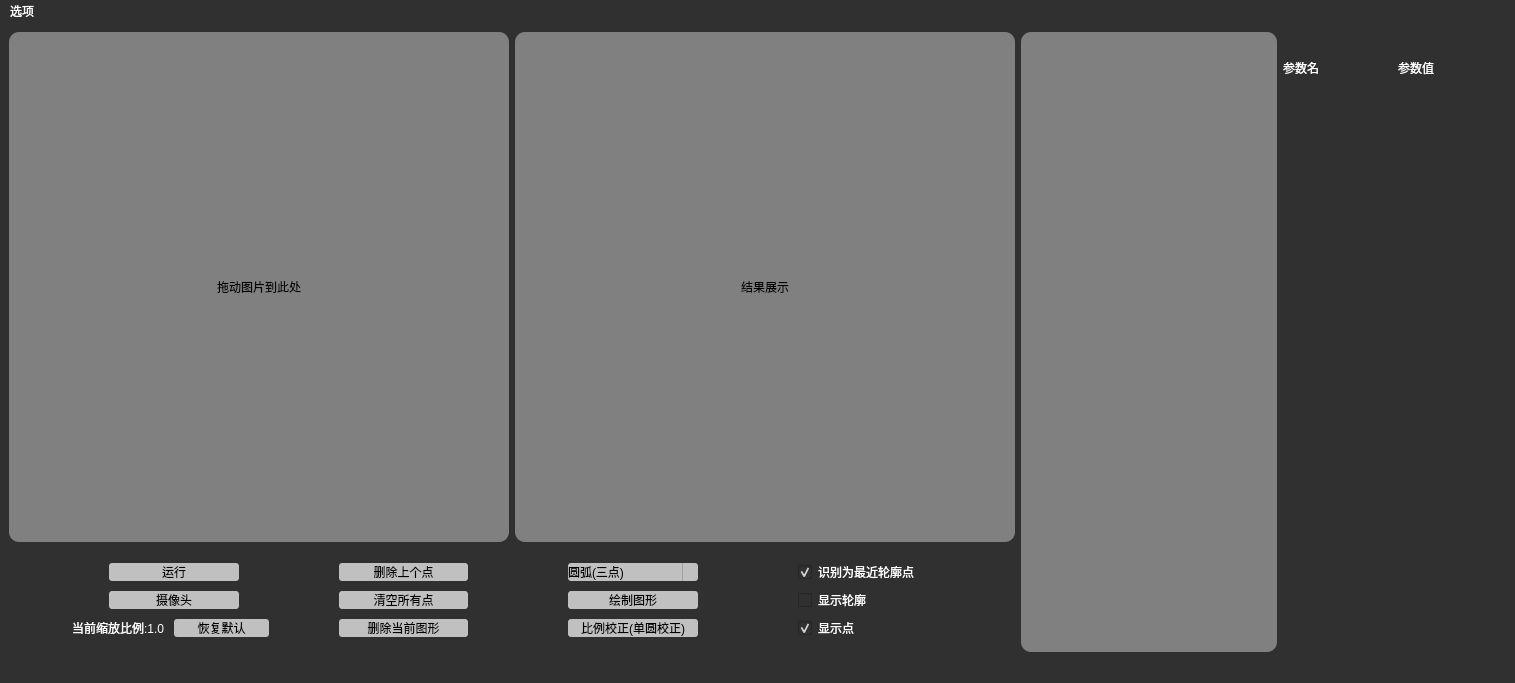
First picture: the form in mainwindow.ui, repository Xen39/GraduationDesign, before the edit.
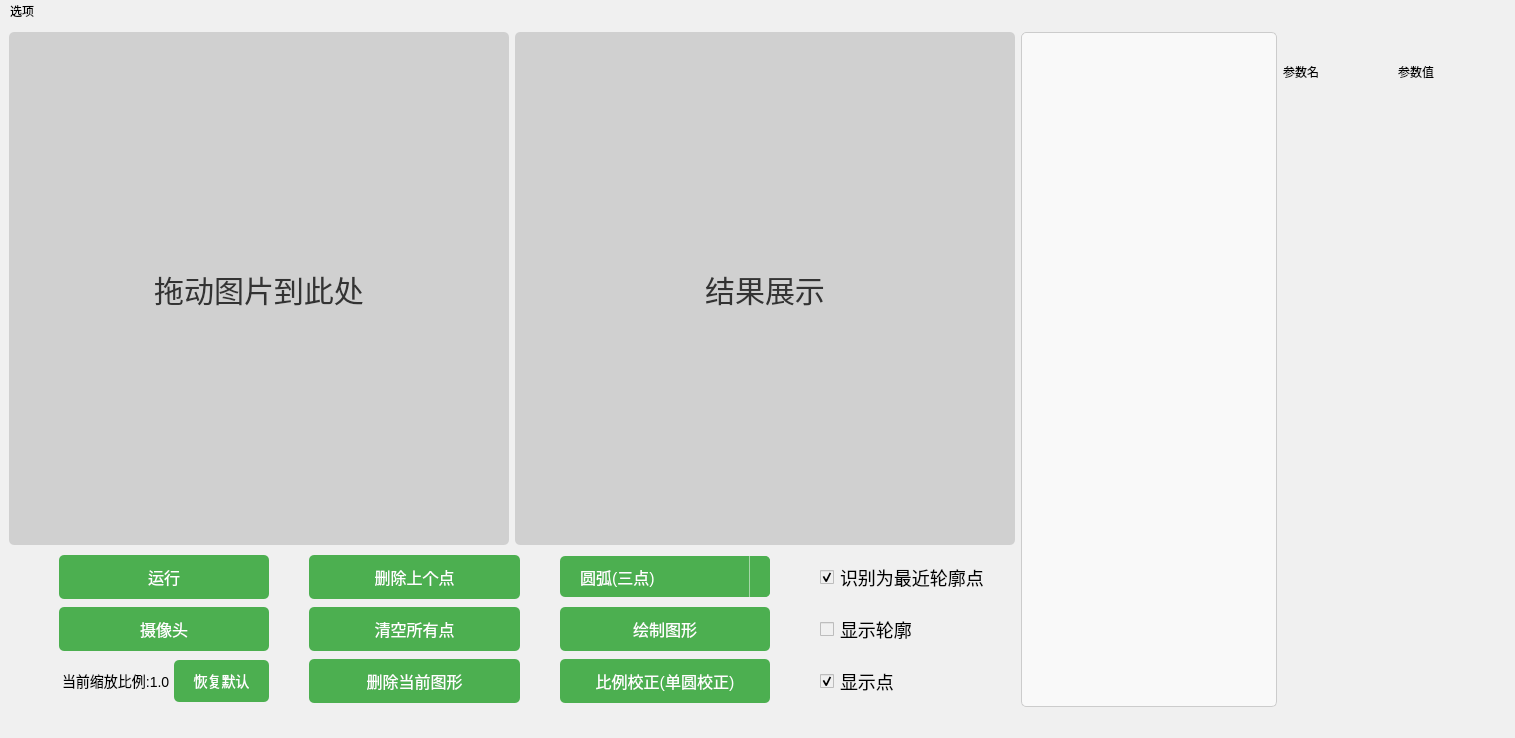
Second picture: the form after the edit. Custom widgets are drawn as their Qt base class.

```diff
--- a/mainwindow.ui
+++ b/mainwindow.ui
@@ -7,14 +7,14 @@
     <x>0</x>
     <y>0</y>
     <width>1515</width>
-    <height>680</height>
+    <height>738</height>
    </rect>
   </property>
   <property name="windowTitle">
    <string>MainWindow</string>
   </property>
   <property name="styleSheet">
-   <string notr="true">background-color: #303030; color: white;</string>
+   <string notr="true">background: #F0F0F0;</string>
   </property>
   <widget class="QWidget" name="centralwidget">
    <property name="autoFillBackground">
@@ -46,7 +46,13 @@
            </size>
           </property>
           <property name="styleSheet">
-           <string notr="true">background-color: #808080; color:black; border-radius: 10px;</string>
+           <string notr="true">QLabel {
+    font-size: 30px;
+    color: #333;
+	border: solid 1px;
+	border-radius: 5px;
+    background-color: #D0D0D0;
+}</string>
           </property>
           <property name="text">
            <string>拖动图片到此处</string>
@@ -71,7 +77,13 @@
            </size>
           </property>
           <property name="styleSheet">
-           <string notr="true">background-color: #808080; color:black; color:black; border-radius: 10px;</string>
+           <string notr="true">QLabel {
+    font-size: 30px;
+    color: #333;
+	border: solid 1px;
+	border-radius: 5px;
+    background-color: #D0D0D0;
+}</string>
           </property>
           <property name="text">
            <string>结果展示</string>
@@ -89,16 +101,16 @@
          <enum>QLayout::SetDefaultConstraint</enum>
         </property>
         <property name="leftMargin">
-         <number>50</number>
+         <number>30</number>
         </property>
         <property name="topMargin">
-         <number>10</number>
+         <number>0</number>
         </property>
         <property name="rightMargin">
-         <number>50</number>
+         <number>30</number>
         </property>
         <property name="bottomMargin">
-         <number>10</number>
+         <number>0</number>
         </property>
         <property name="spacing">
          <number>0</number>
@@ -106,7 +118,23 @@
         <item row="1" column="1">
          <widget class="QPushButton" name="removeAllPointsButton">
           <property name="styleSheet">
-           <string notr="true">background-color: #c0c0c0; color: black; margin: 5px 50px; height: 18px; border-radius: 3px;</string>
+           <string notr="true">QPushButton {
+    background-color: #4CAF50;
+    color: white;
+    border: none;
+    padding: 10px 20px;
+    text-align: center;
+    text-decoration: none;
+    display: inline-block;
+    font-size: 16px;
+    margin: 4px 20px;
+    cursor: pointer;
+    border-radius: 5px;
+}
+
+QPushButton:hover {
+    background-color: #45a049;
+}</string>
           </property>
           <property name="text">
            <string>清空所有点</string>
@@ -116,9 +144,56 @@
         <item row="0" column="2">
          <widget class="QComboBox" name="shapeComboBox">
           <property name="styleSheet">
-           <string notr="true">QComboBox { background-color: #c0c0c0; color: black; margin: 5px 50px; height: 18px; border-radius: 3px; }
-QComboBox::drop-down { subcontrol-origin: padding; subcontrol-position: right center; border-left-width: 1px; border-left-color: #a0a0a0; border-left-style: solid; }
-QComboBox::down-arrow { width: 15px; height: 15px; }</string>
+           <string notr="true">QComboBox {
+    background-color: #4CAF50;
+    color: white; /* 文字颜色为白色 */
+    border: none; /* 无边框 */
+    font-size: 16px; /* 字体大小和按钮一致 */
+    border-radius: 5px; /* 圆角和按钮一致 */
+    min-width: 100px; /* 设置最小宽度 */
+    padding: 10px 20px;
+	margin: 4px 20px;
+}
+
+QComboBox::drop-down {
+    subcontrol-origin: padding;
+    subcontrol-position: top right;
+    width: 20px;
+    border-left-width: 1px;
+    border-left-color: rgba(255, 255, 255, 0.5); /* 分割线颜色为半透明白色 */
+    border-left-style: solid;
+    border-top-right-radius: 5px;
+    border-bottom-right-radius: 5px;
+    background-color: #4CAF50;
+}
+
+QComboBox::down-arrow {
+    width: 12px;
+    height: 12px;
+}
+
+QComboBox::down-arrow:on {
+    top: 1px;
+    left: 1px;
+}
+
+QComboBox QAbstractItemView {
+    border: none; /* 无边框 */
+    border-radius: 5px; /* 圆角 */
+    background-color: #4CAF50;
+    selection-background-color: #45a049; /* 选中项背景色，和按钮悬停色保持一致 */
+    color: white; /* 选中项文字颜色 */
+    outline: 0; /* 去掉选中项的虚线框 */
+    width: 30px;
+}
+
+QComboBox:hover {
+    background-color: #45a049; /* 鼠标悬停时背景色，和按钮悬停色保持一致 */
+}
+
+QComboBox:pressed {
+    background-color: #3e8e41; /* 鼠标按下时背景色 */
+}</string>
           </property>
           <item>
            <property name="text">
@@ -170,7 +245,23 @@
         <item row="1" column="0">
          <widget class="QPushButton" name="cameraButton">
           <property name="styleSheet">
-           <string notr="true">background-color: #c0c0c0; color: black; margin: 5px 50px; height: 18px; border-radius: 3px;</string>
+           <string notr="true">QPushButton {
+    background-color: #4CAF50;
+    color: white;
+    border: none;
+    padding: 10px 20px;
+    text-align: center;
+    text-decoration: none;
+    display: inline-block;
+    font-size: 16px;
+    margin: 4px 20px;
+    cursor: pointer;
+    border-radius: 5px;
+}
+
+QPushButton:hover {
+    background-color: #45a049;
+}</string>
           </property>
           <property name="text">
            <string>摄像头</string>
@@ -180,7 +271,10 @@
         <item row="1" column="3">
          <widget class="QCheckBox" name="showContourCheckBox">
           <property name="styleSheet">
-           <string notr="true">margin: 5px 50px; height: 18px;</string>
+           <string notr="true">margin: 5px 0px 5px 30px;
+font-size: 18px;
+color: black;
+</string>
           </property>
           <property name="text">
            <string>显示轮廓</string>
@@ -190,7 +284,23 @@
         <item row="2" column="1">
          <widget class="QPushButton" name="removeCurrentShapeButton">
           <property name="styleSheet">
-           <string notr="true">background-color: #c0c0c0; color: black; margin: 5px 50px; height: 18px; border-radius: 3px;</string>
+           <string notr="true">QPushButton {
+    background-color: #4CAF50;
+    color: white;
+    border: none;
+    padding: 10px 20px;
+    text-align: center;
+    text-decoration: none;
+    display: inline-block;
+    font-size: 16px;
+    margin: 4px 20px;
+    cursor: pointer;
+    border-radius: 5px;
+}
+
+QPushButton:hover {
+    background-color: #45a049;
+}</string>
           </property>
           <property name="text">
            <string>删除当前图形</string>
@@ -200,7 +310,23 @@
         <item row="1" column="2">
          <widget class="QPushButton" name="drawButton">
           <property name="styleSheet">
-           <string notr="true">background-color: #c0c0c0; color: black; margin: 5px 50px; height: 18px; border-radius: 3px;</string>
+           <string notr="true">QPushButton {
+    background-color: #4CAF50;
+    color: white;
+    border: none;
+    padding: 10px 20px;
+    text-align: center;
+    text-decoration: none;
+    display: inline-block;
+    font-size: 16px;
+    margin: 4px 20px;
+    cursor: pointer;
+    border-radius: 5px;
+}
+
+QPushButton:hover {
+    background-color: #45a049;
+}</string>
           </property>
           <property name="text">
            <string>绘制图形</string>
@@ -210,7 +336,23 @@
         <item row="2" column="2">
          <widget class="QPushButton" name="resizeButton">
           <property name="styleSheet">
-           <string notr="true">background-color: #c0c0c0; color: black; margin: 5px 50px; height: 18px; border-radius: 3px;</string>
+           <string notr="true">QPushButton {
+    background-color: #4CAF50;
+    color: white;
+    border: none;
+    padding: 10px 20px;
+    text-align: center;
+    text-decoration: none;
+    display: inline-block;
+    font-size: 16px;
+    margin: 4px 20px;
+    cursor: pointer;
+    border-radius: 5px;
+}
+
+QPushButton:hover {
+    background-color: #45a049;
+}</string>
           </property>
           <property name="text">
            <string>比例校正(单圆校正)</string>
@@ -220,7 +362,23 @@
         <item row="0" column="0">
          <widget class="QPushButton" name="runButton">
           <property name="styleSheet">
-           <string notr="true">background-color: #c0c0c0; color: black; margin: 5px 50px; height: 18px; border-radius: 3px;</string>
+           <string notr="true">QPushButton {
+    background-color: #4CAF50;
+    color: white;
+    border: none;
+    padding: 10px 20px;
+    text-align: center;
+    text-decoration: none;
+    display: inline-block;
+    font-size: 16px;
+    margin: 4px 20px;
+    cursor: pointer;
+    border-radius: 5px;
+}
+
+QPushButton:hover {
+    background-color: #45a049;
+}</string>
           </property>
           <property name="text">
            <string>运行</string>
@@ -232,7 +390,7 @@
           <item>
            <widget class="QLabel" name="resizeLabel">
             <property name="styleSheet">
-             <string notr="true">margin-left: 10px; height: 18px;</string>
+             <string notr="true">margin-left: 20px; height: 18px; font-size: 14px; color: black;</string>
             </property>
             <property name="text">
              <string>当前缩放比例:1.0</string>
@@ -242,7 +400,23 @@
           <item>
            <widget class="QPushButton" name="resizeDefaultButton">
             <property name="styleSheet">
-             <string notr="true">background-color: #c0c0c0; color: black; margin-right: 20px; height: 18px; border-radius: 3px;</string>
+             <string notr="true">QPushButton {
+    background-color: #4CAF50;
+    color: white;
+    border: none;
+    padding: 10px 10px;
+    text-align: center;
+    text-decoration: none;
+    display: inline-block;
+    font-size: 14px;
+    margin: 4px 20px 4px 0px;
+    cursor: pointer;
+    border-radius: 5px;
+}
+
+QPushButton:hover {
+    background-color: #45a049;
+}</string>
             </property>
             <property name="text">
              <string>恢复默认</string>
@@ -254,7 +428,10 @@
         <item row="0" column="3">
          <widget class="QCheckBox" name="toNearestContourPointCheckBox">
           <property name="styleSheet">
-           <string notr="true">margin: 5px 50px; height: 18px;</string>
+           <string notr="true">margin: 5px 0px 5px 30px;
+font-size: 18px;
+color: black;
+</string>
           </property>
           <property name="text">
            <string>识别为最近轮廓点</string>
@@ -267,7 +444,10 @@
         <item row="2" column="3">
          <widget class="QCheckBox" name="showPointCheckBox">
           <property name="styleSheet">
-           <string notr="true">margin: 5px 50px; height: 18px;</string>
+           <string notr="true">margin: 5px 0px 5px 30px;
+font-size: 18px;
+color: black;
+</string>
           </property>
           <property name="text">
            <string>显示点</string>
@@ -280,7 +460,23 @@
         <item row="0" column="1">
          <widget class="QPushButton" name="removeLastPointButton">
           <property name="styleSheet">
-           <string notr="true">background-color: #c0c0c0; color: black; margin: 5px 50px; height: 18px; border-radius: 3px;</string>
+           <string notr="true">QPushButton {
+    background-color: #4CAF50;
+    color: white;
+    border: none;
+    padding: 10px 20px;
+    text-align: center;
+    text-decoration: none;
+    display: inline-block;
+    font-size: 16px;
+    margin: 4px 20px;
+    cursor: pointer;
+    border-radius: 5px;
+}
+
+QPushButton:hover {
+    background-color: #45a049;
+}</string>
           </property>
           <property name="text">
            <string>删除上个点</string>
@@ -306,7 +502,17 @@
        </size>
       </property>
       <property name="styleSheet">
-       <string notr="true">background-color: #808080; color:black; border-radius: 10px;</string>
+       <string notr="true">QListWidget {
+    background-color: #f9f9f9;
+    border: 1px solid #ccc;
+    border-radius: 5px;
+	font-size: 16px;
+}
+
+QListWidget::item:selected {
+    background-color: #2196F3;
+    color: #E0E0F0;
+}</string>
       </property>
       <property name="resizeMode">
        <enum>QListView::Fixed</enum>
```
